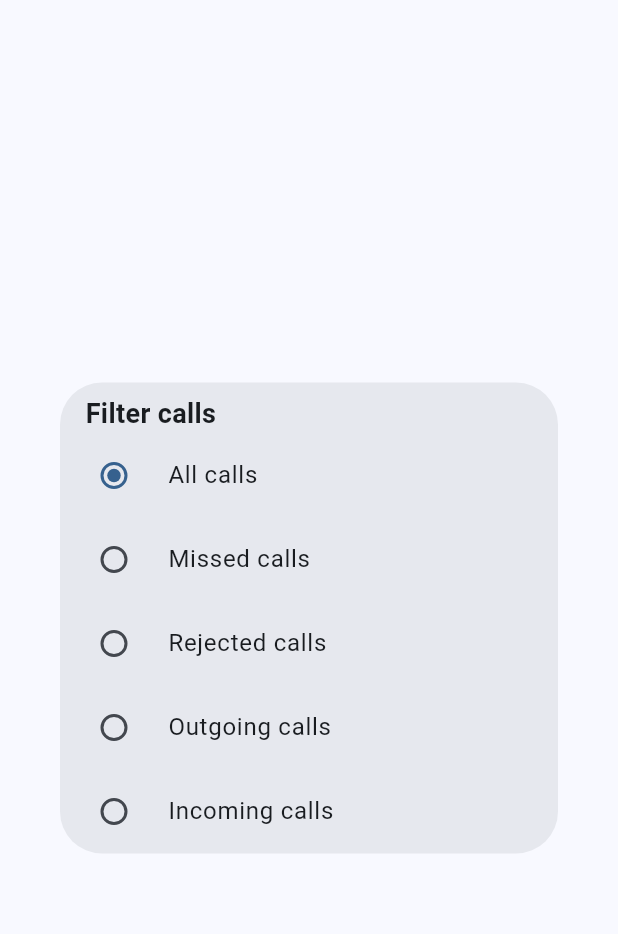
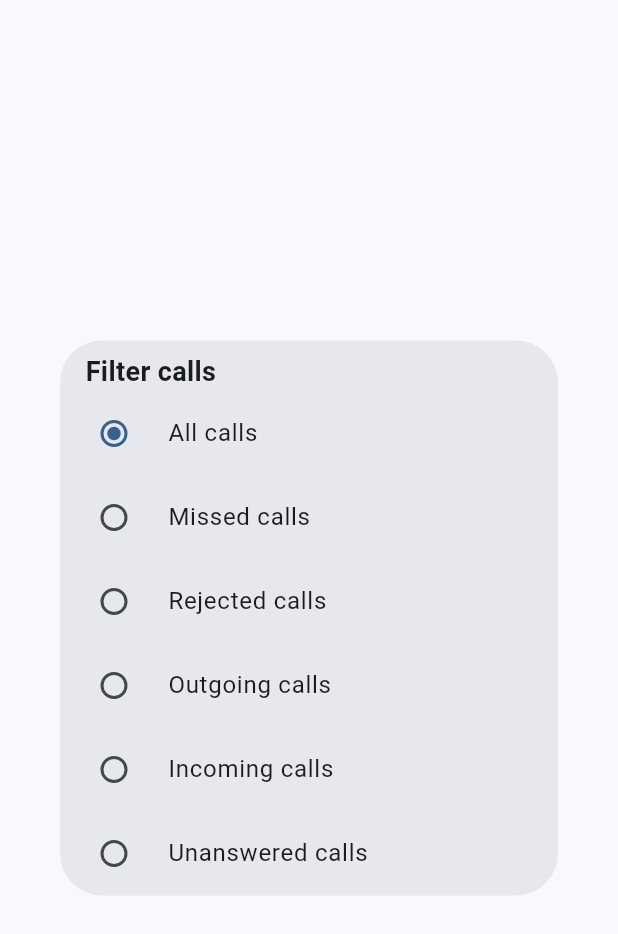
Before and after one commit to bolexyro/text-call, a Flutter app: the FilterDialog widget shown alone on an empty page, opened directly with empty values, on a phone screen of 412 x 824 dp. Shown: the top 934 px of the screen. Run offline on Flutter 3.47's test engine with Material 3 defaults, Android fonts, the phone set to English and light mode, and no system bars; our stand-ins replace animated_text_kit, another_flushbar, awesome_notifications, cloud_firestore, confetti, firebase_auth and 12 more; accounts and stored records are empty; network calls fail.

```diff
--- a/lib/main.dart
+++ b/lib/main.dart
@@ -138,9 +138,6 @@ class TextCall extends StatefulWidget {
 
   static final GlobalKey<NavigatorState> navigatorKey =
       GlobalKey<NavigatorState>();
-
-  static const String name = 'Awesome Notifications - Example App';
-  static const Color mainColor = Colors.deepPurple;
 
   @override
   State<TextCall> createState() => _TextCallState();
--- a/lib/screens/sent_message_screen.dart
+++ b/lib/screens/sent_message_screen.dart
@@ -90,7 +90,7 @@ class SentMessageScreen extends ConsumerWidget {
                   ),
                   floatingActionButton: fromTerminated
                       ? FloatingActionButton(
-                          onPressed: () => Navigator.of(context).push(
+                          onPressed: () => Navigator.of(context).pushReplacement(
                             MaterialPageRoute(
                               builder: (context) => const PhonePageScreen(),
                             ),
--- a/lib/widgets/filter_dialog.dart
+++ b/lib/widgets/filter_dialog.dart
@@ -5,7 +5,8 @@ enum CallFilters {
   missedCalls,
   rejectedCalls,
   outgoingCalls,
-  incomingCalls
+  incomingCalls,
+  unansweredCalls,
 }
 
 class FilterDialog extends StatefulWidget {
@@ -23,7 +24,6 @@ class _FilterDialogState extends State<FilterDialog> {
   late CallFilters _selectedFilter;
   @override
   void initState() {
-    // TODO: implement initState
     _selectedFilter = widget.currentFilter;
     super.initState();
   }
@@ -96,6 +96,16 @@ class _FilterDialogState extends State<FilterDialog> {
                 Navigator.of(context).pop(_selectedFilter);
               });
             },
+          ),RadioListTile(
+            title: const Text('Unanswered calls'),
+            value: CallFilters.unansweredCalls,
+            groupValue: _selectedFilter,
+            onChanged: (CallFilters? value) {
+              setState(() {
+                _selectedFilter = value!;
+                Navigator.of(context).pop(_selectedFilter);
+              });
+            },
           ),
         ],
       ),
--- a/lib/widgets/keypad_screen_widgets/keypad.dart
+++ b/lib/widgets/keypad_screen_widgets/keypad.dart
@@ -128,7 +128,6 @@ class Keypad extends ConsumerWidget {
           ),
         ),
         InkWell(
-          borderRadius: BorderRadius.circular(20),
           customBorder: const CircleBorder(),
           splashColor: Colors.grey,
           onTap: () {
```
Also changed, not shown: lib/widgets/contacts_screen_widgets/contacts_list.dart (+7 -4 lines), lib/widgets/keypad_screen_widgets/keypad_button.dart (+5 -6 lines), lib/widgets/recents_screen_widgets/recents_list.dart (+16 -4 lines).
